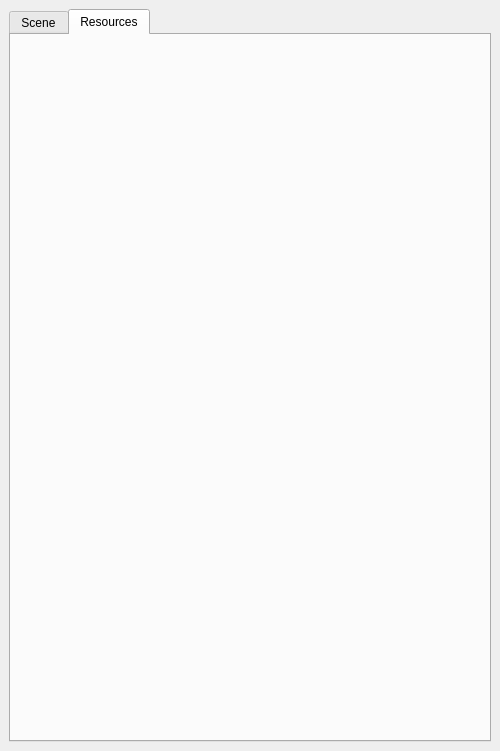
First picture: the form in brickleedit/src/gui/scenetree/scenetreedock.ui, repository paarm/bricklebrit, before the edit.
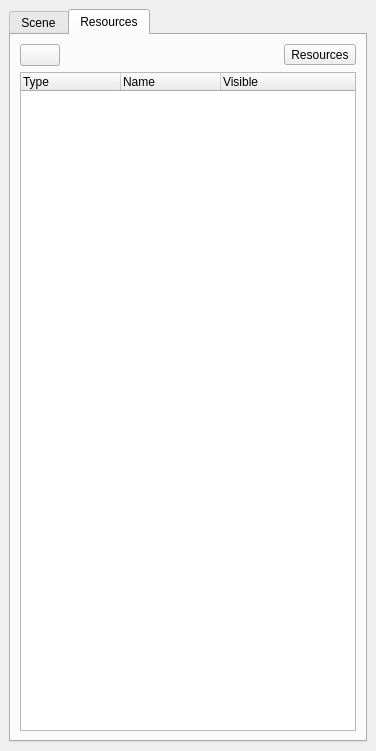
Second picture: the form after the edit. The open tabs and pages were chosen to show the change. Icons and pictures are not drawn.

```diff
--- a/brickleedit/src/gui/scenetree/scenetreedock.ui
+++ b/brickleedit/src/gui/scenetree/scenetreedock.ui
@@ -6,7 +6,7 @@
    <rect>
     <x>0</x>
     <y>0</y>
-    <width>500</width>
+    <width>376</width>
     <height>751</height>
    </rect>
   </property>
@@ -14,7 +14,7 @@
    <string>Scene Tree</string>
   </property>
   <widget class="QWidget" name="dockWidgetContents">
-   <layout class="QVBoxLayout" name="verticalLayout_4">
+   <layout class="QHBoxLayout" name="horizontalLayout_3">
     <item>
      <widget class="QTabWidget" name="tabWidget">
       <property name="sizePolicy">
@@ -141,6 +141,83 @@
        <attribute name="title">
         <string>Resources</string>
        </attribute>
+       <layout class="QVBoxLayout" name="verticalLayout">
+        <item>
+         <layout class="QHBoxLayout" name="horizontalLayout">
+          <item>
+           <widget class="QPushButton" name="newResource">
+            <property name="sizePolicy">
+             <sizepolicy hsizetype="Maximum" vsizetype="Fixed">
+              <horstretch>0</horstretch>
+              <verstretch>0</verstretch>
+             </sizepolicy>
+            </property>
+            <property name="toolTip">
+             <string>New Resource Node</string>
+            </property>
+            <property name="styleSheet">
+             <string notr="true">image: url(:/icons/newproject.png);</string>
+            </property>
+            <property name="icon">
+             <iconset resource="../resources/resource.qrc">
+              <normaloff>:/icons/new.png</normaloff>:/icons/new.png</iconset>
+            </property>
+            <property name="autoDefault">
+             <bool>false</bool>
+            </property>
+            <property name="default">
+             <bool>false</bool>
+            </property>
+            <property name="flat">
+             <bool>false</bool>
+            </property>
+           </widget>
+          </item>
+          <item>
+           <spacer name="horizontalSpacer_2">
+            <property name="orientation">
+             <enum>Qt::Horizontal</enum>
+            </property>
+            <property name="sizeHint" stdset="0">
+             <size>
+              <width>13</width>
+              <height>20</height>
+             </size>
+            </property>
+           </spacer>
+          </item>
+          <item>
+           <widget class="QToolButton" name="resourceMenu">
+            <property name="text">
+             <string>Resources</string>
+            </property>
+            <property name="popupMode">
+             <enum>QToolButton::InstantPopup</enum>
+            </property>
+           </widget>
+          </item>
+         </layout>
+        </item>
+        <item>
+         <widget class="QTreeWidget" name="treeWidgetResources">
+          <column>
+           <property name="text">
+            <string>Type</string>
+           </property>
+          </column>
+          <column>
+           <property name="text">
+            <string>Name</string>
+           </property>
+          </column>
+          <column>
+           <property name="text">
+            <string>Visible</string>
+           </property>
+          </column>
+         </widget>
+        </item>
+       </layout>
       </widget>
      </widget>
     </item>
```
Left out of the diff: 10 changed lines with no effect on the pictures.
